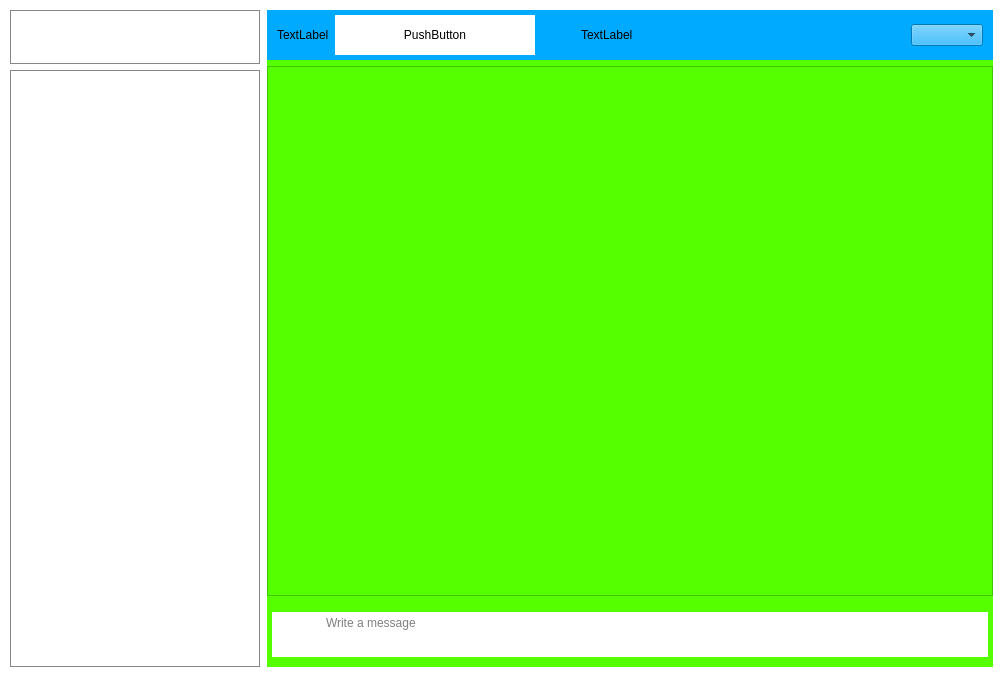
Before: the Qt Designer form src/chatwindow.ui in aligrand/Zapchat, drawn with Qt 5.
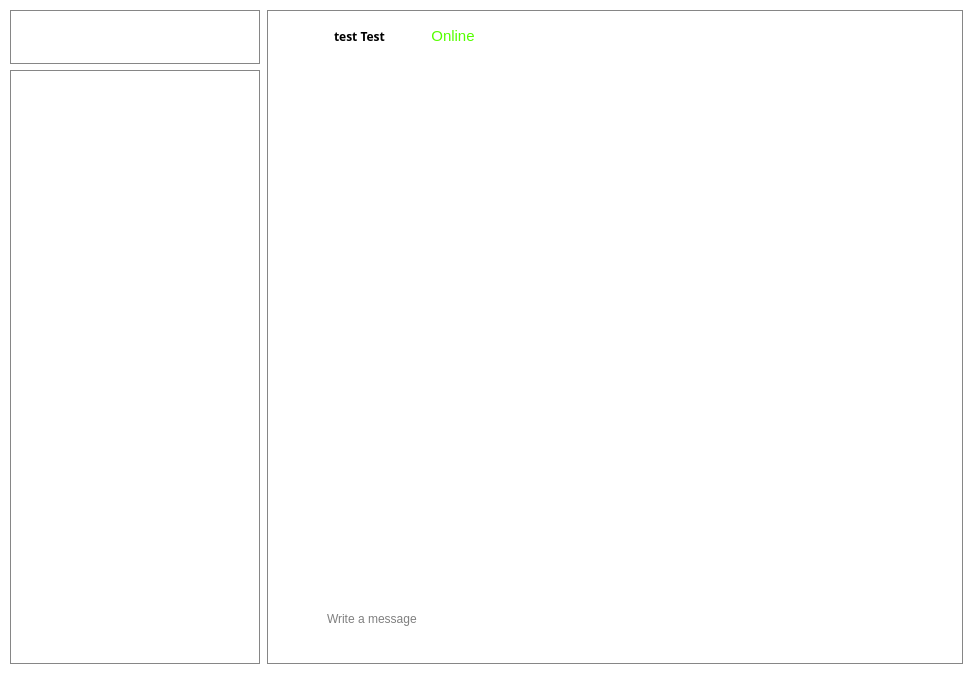
After: the same form once the commit is applied. Icons and pictures are not drawn.

The edit to the form file:
```diff
--- a/src/chatwindow.ui
+++ b/src/chatwindow.ui
@@ -6,8 +6,8 @@
    <rect>
     <x>0</x>
     <y>0</y>
-    <width>1003</width>
-    <height>677</height>
+    <width>973</width>
+    <height>674</height>
    </rect>
   </property>
   <property name="windowTitle">
@@ -205,20 +205,22 @@
       </size>
      </property>
      <property name="styleSheet">
-      <string notr="true">background-color: rgb(85, 255, 0);</string>
+      <string notr="true">border-style: solid;
+border-width: 1px;
+border-color: rgb(134, 134, 134);</string>
      </property>
      <layout class="QVBoxLayout" name="verticalLayout">
       <property name="leftMargin">
-       <number>0</number>
+       <number>1</number>
       </property>
       <property name="topMargin">
-       <number>0</number>
+       <number>1</number>
       </property>
       <property name="rightMargin">
-       <number>0</number>
+       <number>1</number>
       </property>
       <property name="bottomMargin">
-       <number>0</number>
+       <number>1</number>
       </property>
       <item>
        <widget class="QWidget" name="widget_2" native="true">
@@ -235,7 +237,8 @@
          </size>
         </property>
         <property name="styleSheet">
-         <string notr="true">background-color: rgb(0, 170, 255);</string>
+         <string notr="true">background-color: rgb(255, 255, 255);
+border-width:0px;</string>
         </property>
         <layout class="QHBoxLayout" name="horizontalLayout_2">
          <property name="leftMargin">
@@ -264,42 +267,53 @@
              <height>40</height>
             </size>
            </property>
-           <property name="text">
-            <string>TextLabel</string>
+           <property name="maximumSize">
+            <size>
+             <width>40</width>
+             <height>40</height>
+            </size>
+           </property>
+           <property name="pixmap">
+            <pixmap>../res/img/temp_profile_pic.jpg</pixmap>
+           </property>
+           <property name="scaledContents">
+            <bool>true</bool>
            </property>
           </widget>
          </item>
          <item>
-          <widget class="QPushButton" name="pushButton">
-           <property name="sizePolicy">
-            <sizepolicy hsizetype="Fixed" vsizetype="Fixed">
-             <horstretch>0</horstretch>
-             <verstretch>0</verstretch>
-            </sizepolicy>
+          <spacer name="horizontalSpacer_3">
+           <property name="orientation">
+            <enum>Qt::Horizontal</enum>
            </property>
-           <property name="minimumSize">
+           <property name="sizeType">
+            <enum>QSizePolicy::Fixed</enum>
+           </property>
+           <property name="sizeHint" stdset="0">
             <size>
-             <width>200</width>
-             <height>0</height>
+             <width>10</width>
+             <height>20</height>
             </size>
+           </property>
+          </spacer>
+         </item>
+         <item>
+          <widget class="QLabel" name="profile_lable">
+           <property name="font">
+            <font>
+             <family>Exo 2</family>
+             <pointsize>9</pointsize>
+             <weight>87</weight>
+             <italic>false</italic>
+             <bold>true</bold>
+            </font>
            </property>
            <property name="styleSheet">
-            <string notr="true">QPushButton {
-	border-style: solid;
-	border-width: 0px;
-	width: 50px;
-	height: 50px;
-	
-	background-color: rgb(255, 255, 255);
-}
-
-QPushButton:hover {
-	
-	background-color: rgb(190, 190, 190);
-}</string>
+            <string notr="true">border-width:0px;
+font: 700 9pt &quot;Exo 2&quot;;</string>
            </property>
            <property name="text">
-            <string>PushButton</string>
+            <string>test Test</string>
            </property>
           </widget>
          </item>
@@ -327,8 +341,21 @@
              <verstretch>0</verstretch>
             </sizepolicy>
            </property>
+           <property name="font">
+            <font>
+             <pointsize>11</pointsize>
+            </font>
+           </property>
+           <property name="styleSheet">
+            <string notr="true">color: rgb(85, 255, 0);
+
+border-width:0px;</string>
+           </property>
            <property name="text">
-            <string>TextLabel</string>
+            <string>Online</string>
+           </property>
+           <property name="alignment">
+            <set>Qt::AlignCenter</set>
            </property>
           </widget>
          </item>
@@ -346,12 +373,78 @@
           </spacer>
          </item>
          <item>
-          <widget class="QComboBox" name="comboBox">
-           <property name="sizePolicy">
-            <sizepolicy hsizetype="Fixed" vsizetype="Fixed">
-             <horstretch>0</horstretch>
-             <verstretch>0</verstretch>
-            </sizepolicy>
+          <widget class="QPushButton" name="chatSearchButton">
+           <property name="minimumSize">
+            <size>
+             <width>40</width>
+             <height>40</height>
+            </size>
+           </property>
+           <property name="maximumSize">
+            <size>
+             <width>40</width>
+             <height>40</height>
+            </size>
+           </property>
+           <property name="styleSheet">
+            <string notr="true">QPushButton {
+	border-style: solid;
+	border-width: 0px;
+	width: 50px;
+	height: 50px;
+	
+	background-color: rgb(255, 255, 255);
+}
+
+QPushButton:hover {
+	
+	background-color: rgb(190, 190, 190);
+}</string>
+           </property>
+           <property name="icon">
+            <iconset>
+             <normaloff>../res/icon/search_icon.png</normaloff>../res/icon/search_icon.png</iconset>
+           </property>
+          </widget>
+         </item>
+         <item>
+          <widget class="QPushButton" name="pushButton">
+           <property name="minimumSize">
+            <size>
+             <width>40</width>
+             <height>40</height>
+            </size>
+           </property>
+           <property name="maximumSize">
+            <size>
+             <width>40</width>
+             <height>40</height>
+            </size>
+           </property>
+           <property name="styleSheet">
+            <string notr="true">QPushButton {
+	border-style: solid;
+	border-width: 0px;
+	width: 50px;
+	height: 50px;
+	
+	background-color: rgb(255, 255, 255);
+}
+
+QPushButton:hover {
+	
+	background-color: rgb(190, 190, 190);
+}</string>
+           </property>
+           <property name="icon">
+            <iconset>
+             <normaloff>../res/icon/more_icon.png</normaloff>../res/icon/more_icon.png</iconset>
+           </property>
+           <property name="iconSize">
+            <size>
+             <width>20</width>
+             <height>20</height>
+            </size>
            </property>
           </widget>
          </item>
@@ -366,6 +459,10 @@
           <height>0</height>
          </size>
         </property>
+        <property name="styleSheet">
+         <string notr="true">border-width:0px;
+</string>
+        </property>
        </widget>
       </item>
       <item>
@@ -388,10 +485,21 @@
           <height>65</height>
          </size>
         </property>
+        <property name="font">
+         <font>
+          <pointsize>8</pointsize>
+         </font>
+        </property>
+        <property name="styleSheet">
+         <string notr="true">border-width:0px;</string>
+        </property>
         <layout class="QHBoxLayout" name="horizontalLayout_3">
          <property name="spacing">
           <number>0</number>
          </property>
+         <property name="sizeConstraint">
+          <enum>QLayout::SetDefaultConstraint</enum>
+         </property>
          <property name="leftMargin">
           <number>5</number>
          </property>
@@ -442,7 +550,8 @@
             </sizepolicy>
            </property>
            <property name="styleSheet">
-            <string notr="true">background-color: rgb(255, 255, 255);</string>
+            <string notr="true">background-color: rgb(255, 255, 255);
+font-size:12px;</string>
            </property>
            <property name="frameShape">
             <enum>QFrame::NoFrame</enum>
@@ -451,7 +560,7 @@
             <string>&lt;!DOCTYPE HTML PUBLIC &quot;-//W3C//DTD HTML 4.0//EN&quot; &quot;http://www.w3.org/TR/REC-html40/strict.dtd&quot;&gt;
 &lt;html&gt;&lt;head&gt;&lt;meta name=&quot;qrichtext&quot; content=&quot;1&quot; /&gt;&lt;style type=&quot;text/css&quot;&gt;
 p, li { white-space: pre-wrap; }
-&lt;/style&gt;&lt;/head&gt;&lt;body style=&quot; font-family:'MS Shell Dlg 2'; font-size:7.8pt; font-weight:400; font-style:normal;&quot;&gt;
+&lt;/style&gt;&lt;/head&gt;&lt;body style=&quot; font-family:'MS Shell Dlg 2'; font-size:12px; font-weight:400; font-style:normal;&quot;&gt;
 &lt;p style=&quot;-qt-paragraph-type:empty; margin-top:0px; margin-bottom:0px; margin-left:0px; margin-right:0px; -qt-block-indent:0; text-indent:0px; font-family:'MS Shell Dlg 2'; font-size:14pt;&quot;&gt;&lt;br /&gt;&lt;/p&gt;&lt;/body&gt;&lt;/html&gt;</string>
            </property>
            <property name="placeholderText">
@@ -513,6 +622,9 @@
             <iconset>
              <normaloff>../res/icon/send_icon.png</normaloff>../res/icon/send_icon.png</iconset>
            </property>
+           <property name="flat">
+            <bool>false</bool>
+           </property>
           </widget>
          </item>
         </layout>
```
Left out of the diff: 10 changed lines with no effect on the pictures.
